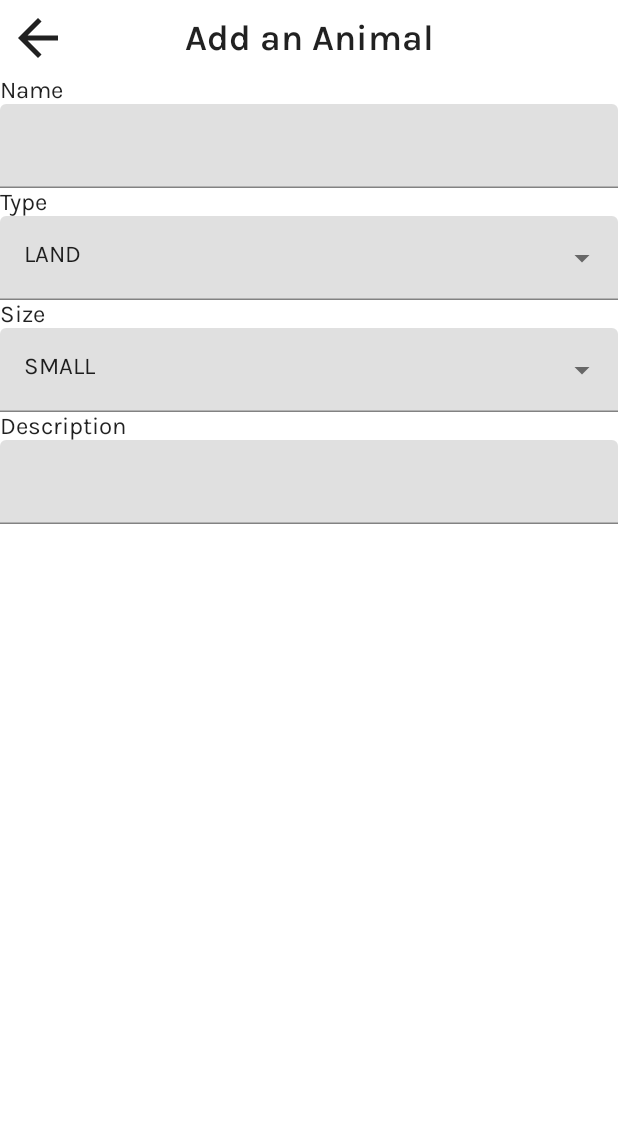
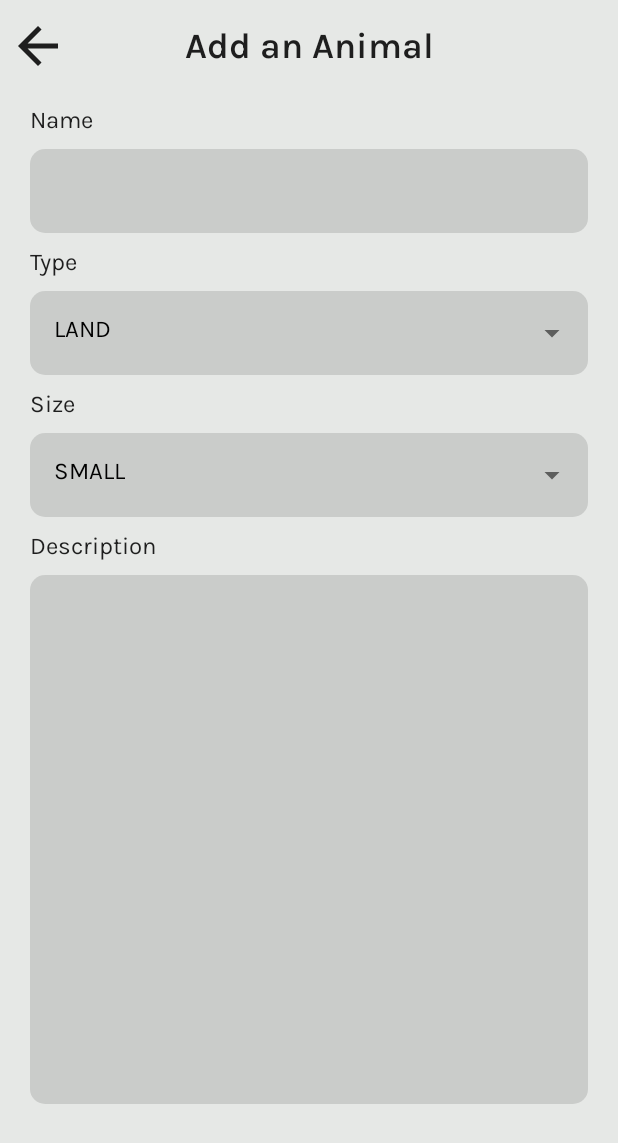
Before and after one commit to gaellia/CodeChallenge03, an Android app built with Jetpack Compose: the addAnimal screen opened through its navigation route, on a phone screen of 412 x 824 dp. Shown: the top 1143 px of the screen. Run offline under Robolectric (Android 15) with nearby library versions, the phone set to English and light mode, and no system bars.

Commit message:
added padding + colors to add animal screen

```diff
--- a/app/src/main/AndroidManifest.xml
+++ b/app/src/main/AndroidManifest.xml
@@ -14,7 +14,8 @@
             android:name=".MainActivity"
             android:exported="true"
             android:label="@string/app_name"
-            android:theme="@style/Theme.CodeChallenge03.NoActionBar">
+            android:theme="@style/Theme.CodeChallenge03.NoActionBar"
+            android:windowSoftInputMode="adjustPan">
             <intent-filter>
                 <action android:name="android.intent.action.MAIN" />
 
--- a/app/src/main/java/com/launchpad/codechallenge03/ui/screens/addAnimal/AddAnimal.kt
+++ b/app/src/main/java/com/launchpad/codechallenge03/ui/screens/addAnimal/AddAnimal.kt
@@ -1,7 +1,9 @@
 package com.launchpad.codechallenge03.ui.screens.addAnimal
 
+import androidx.compose.foundation.background
 import androidx.compose.foundation.clickable
 import androidx.compose.foundation.layout.*
+import androidx.compose.foundation.shape.RoundedCornerShape
 import androidx.compose.foundation.text.KeyboardActions
 import androidx.compose.foundation.text.KeyboardOptions
 import androidx.compose.material.*
@@ -22,6 +24,7 @@ import androidx.compose.ui.text.style.TextAlign
 import androidx.compose.ui.unit.dp
 import androidx.lifecycle.viewmodel.compose.viewModel
 import com.launchpad.codechallenge03.models.Animal
+import com.launchpad.codechallenge03.ui.theme.*
 
 
 @ExperimentalComposeUiApi
@@ -65,11 +68,14 @@ private fun AddAnimalContent(
 ) {
     Column(modifier = Modifier
         .fillMaxSize()
+        .background(color = OffWhite)
     ) {
         // HEADER
         Row(modifier = Modifier
+            .background(color = OffWhite)
             .padding(5.dp)
-            .fillMaxWidth(),
+            .fillMaxWidth()
+            .height(50.dp),
             horizontalArrangement = Arrangement.SpaceAround,
             verticalAlignment = Alignment.CenterVertically
         ) {
@@ -100,18 +106,30 @@ private fun AddAnimalContent(
                 },
                 imageVector = Icons.Default.Check,
                 contentDescription = null,
-                tint = if (viewState.name.isNotBlank()) Color.Black else Color.Transparent
+                tint = if (viewState.name.isNotBlank()) ConfirmGreen else Color.Transparent
             )
         }
 
         // FIELDS
         val keyboardController = LocalSoftwareKeyboardController.current
 
-        Text(modifier = Modifier.fillMaxWidth(),
-            text = "Name")
-        TextField(modifier = Modifier.fillMaxWidth(),
+        Text(modifier = Modifier
+            .padding(vertical = 10.dp, horizontal = 20.dp)
+            .fillMaxWidth(),
+            text = "Name",
+            style = MaterialTheme.typography.body1
+        )
+        TextField(modifier = Modifier
+            .padding(horizontal = 20.dp)
+            .fillMaxWidth(),
             value = viewState.name,
             singleLine = true,
+            shape = RoundedCornerShape(10.dp),
+            colors = TextFieldDefaults.textFieldColors(
+                focusedIndicatorColor = Color.Transparent,
+                unfocusedIndicatorColor = Color.Transparent,
+                textColor = Color.Black
+            ),
             keyboardOptions = KeyboardOptions(imeAction = ImeAction.Done),
             keyboardActions = KeyboardActions(
                 onDone = {keyboardController?.hide()}
@@ -119,10 +137,16 @@ private fun AddAnimalContent(
             onValueChange = { newName -> actioner(AddAnimalAction.UpdateName(newName)) }
         )
 
-        Text(modifier = Modifier.fillMaxWidth(),
-            text = "Type")
+        Text(modifier = Modifier
+            .padding(vertical = 10.dp, horizontal = 20.dp)
+            .fillMaxWidth(),
+            text = "Type",
+            style = MaterialTheme.typography.body1
+        )
         ExposedDropdownMenuBox(
-            modifier = Modifier.fillMaxWidth(),
+            modifier = Modifier
+                .padding(horizontal = 20.dp)
+                .fillMaxWidth(),
             expanded = viewState.expandedTypeMenu,
             onExpandedChange = {
                 actioner(AddAnimalAction.ToggleTypeMenu)
@@ -138,7 +162,12 @@ private fun AddAnimalContent(
                         expanded = viewState.expandedTypeMenu
                     )
                 },
-                colors = ExposedDropdownMenuDefaults.textFieldColors()
+                colors = ExposedDropdownMenuDefaults.textFieldColors(
+                    focusedIndicatorColor = Color.Transparent,
+                    unfocusedIndicatorColor = Color.Transparent,
+                    textColor = Color.Black
+                ),
+                shape = RoundedCornerShape(10.dp)
             )
             ExposedDropdownMenu(
                 modifier = Modifier.fillMaxWidth(),
@@ -162,10 +191,16 @@ private fun AddAnimalContent(
             }
         }
 
-        Text(modifier = Modifier.fillMaxWidth(),
-            text = "Size")
+        Text(modifier = Modifier
+            .padding(vertical = 10.dp, horizontal = 20.dp)
+            .fillMaxWidth(),
+            text = "Size",
+            style = MaterialTheme.typography.body1
+        )
         ExposedDropdownMenuBox(
-            modifier = Modifier.fillMaxWidth(),
+            modifier = Modifier
+                .padding(horizontal = 20.dp)
+                .fillMaxWidth(),
             expanded = viewState.expandedSizeMenu,
             onExpandedChange = {
                 actioner(AddAnimalAction.ToggleSizeMenu)
@@ -181,7 +216,12 @@ private fun AddAnimalContent(
                         expanded = viewState.expandedSizeMenu
                     )
                 },
-                colors = ExposedDropdownMenuDefaults.textFieldColors()
+                colors = ExposedDropdownMenuDefaults.textFieldColors(
+                    focusedIndicatorColor = Color.Transparent,
+                    unfocusedIndicatorColor = Color.Transparent,
+                    textColor = Color.Black
+                ),
+                shape = RoundedCornerShape(10.dp)
             )
             ExposedDropdownMenu(
                 modifier = Modifier.fillMaxWidth(),
@@ -205,15 +245,27 @@ private fun AddAnimalContent(
             }
         }
 
-        Text(modifier = Modifier.fillMaxWidth(),
-            text = "Description")
-        TextField(modifier = Modifier.fillMaxWidth(),
+        Text(modifier = Modifier
+            .padding(vertical = 10.dp, horizontal = 20.dp)
+            .fillMaxWidth(),
+            text = "Description",
+            style = MaterialTheme.typography.body1
+        )
+        TextField(modifier = Modifier
+            .padding(horizontal = 20.dp)
+            .fillMaxWidth()
+            .fillMaxHeight(0.8f),
             value = viewState.description,
+            shape = RoundedCornerShape(10.dp),
+            colors = TextFieldDefaults.textFieldColors(
+                focusedIndicatorColor = Color.Transparent,
+                unfocusedIndicatorColor = Color.Transparent,
+                textColor = Color.Black
+            ),
             keyboardOptions = KeyboardOptions(imeAction = ImeAction.Done),
             keyboardActions = KeyboardActions(
                 onDone = {keyboardController?.hide()}
             ),
-            maxLines = 10,
             onValueChange = {newDesc -> actioner(AddAnimalAction.UpdateDescription(newDesc))}
         )
     }
--- a/app/src/main/java/com/launchpad/codechallenge03/ui/theme/Color.kt
+++ b/app/src/main/java/com/launchpad/codechallenge03/ui/theme/Color.kt
@@ -19,3 +19,4 @@ val DarkBrown = Color(0xFF6B584C)
 val MediumGreen = Color(0xFF789277)
 
 val DeleteRed = Color(0xFF921120)
+val ConfirmGreen = Color(0xFF8DC954)
```
